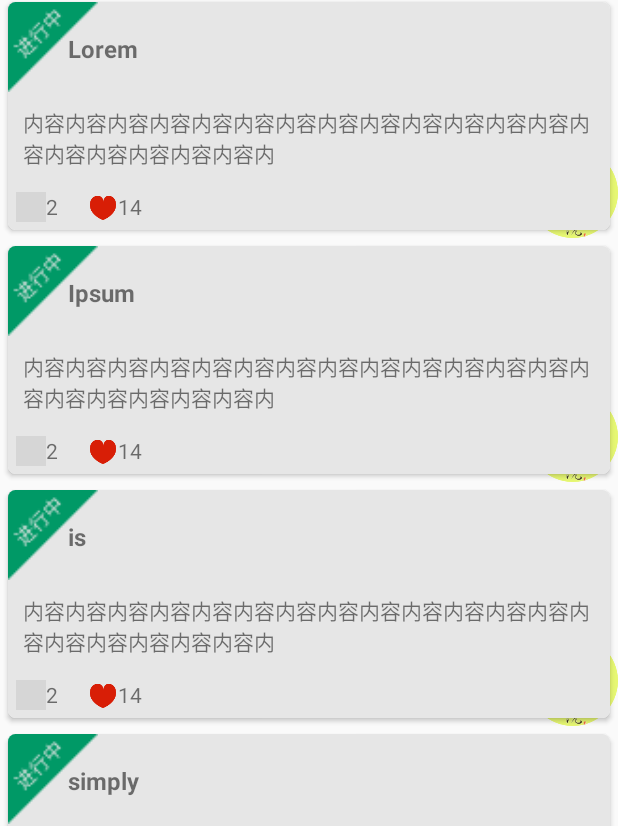
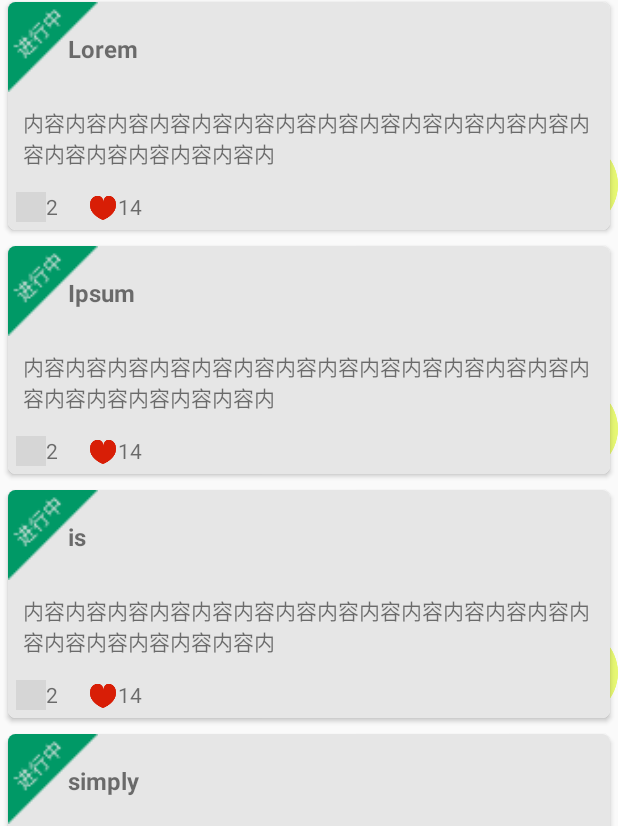
Before and after one commit to CheerQY/LeaugeBar_Android, an Android app: the TabFragment screen opened directly, with no data from a screen before it, on a phone screen of 412 x 824 dp. Shown: the part 306-1132 px from the top of the screen. Run offline under Robolectric (Android 15) with nearby library versions, the phone set to English and light mode, and no system bars; our stand-ins replace ButterKnife, CircleImageView; libraries missing offline, so code that uses them is left out: com.jeremyfeinstein.slidingmenu, com.srx.widget; plain views replace TabBarView; pictures from the network do not load; 13 statements that could not run were skipped; grey boxes are pictures that could not be loaded.

Commit message:
活动静态页面初始实现

```diff
--- a/app/src/main/res/layout/list_item.xml
+++ b/app/src/main/res/layout/list_item.xml
@@ -9,7 +9,7 @@
         android:layout_width="match_parent"
         android:layout_height="wrap_content"
         android:layout_margin="5dp"
-        android:layout_marginBottom="30dp"
+        android:paddingBottom="30dp"
         android:foreground="?android:attr/selectableItemBackground"
         android:orientation="vertical"
         card_view:cardCornerRadius="5dp"
@@ -86,7 +86,7 @@
         android:layout_width="@dimen/state_icon_size"
         android:layout_height="@dimen/state_icon_size"
         android:layout_alignParentRight="true"
-        android:layout_alignParentBottom="true"
+        android:layout_alignBottom="@+id/cardlist_item"
         android:src="@mipmap/logo_circle"
         />
 </RelativeLayout>
```
